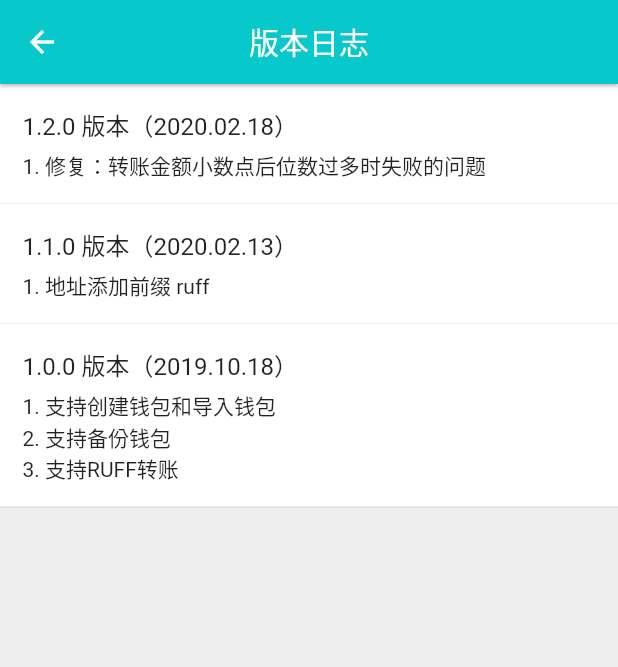
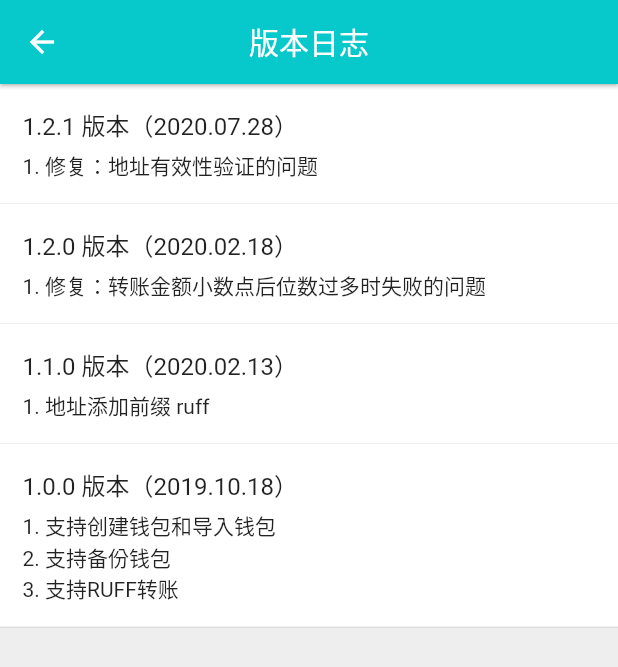
Before and after one commit to ruffchain/wallt-app, a Flutter app: the VersionLogPage screen opened by its route, on a phone screen of 412 x 824 dp. Shown: the top 667 px of the screen. Run offline on Flutter 3.47's test engine with Material 2 defaults, Android fonts, the phone set to English and light mode, and no system bars; our stand-ins replace date_format, hex, package_info, pub_semver, qr_flutter, shared_preferences; missing offline and left inert: barcode_scan, bip32, bip39, flutter_inappbrowser, flutter_webview_plugin; accounts and stored records are empty; statements that could not run were skipped.

Commit message:
update version 1.2.1

```diff
--- a/lib/pages/mine/version_log.dart
+++ b/lib/pages/mine/version_log.dart
@@ -18,6 +18,12 @@ class _VersionLogPageState extends State<VersionLogPage> {
       body: SingleChildScrollView(
         child: Column(
           children: <Widget>[
+            _buildLogRow(
+              '1.2.1 版本（2020.07.28）',
+              [
+                '修复：地址有效性验证的问题',
+              ],
+            ),
             _buildLogRow(
               '1.2.0 版本（2020.02.18）',
               [
--- a/pubspec.yaml
+++ b/pubspec.yaml
@@ -11,7 +11,7 @@ description: A new Flutter project.
 # In iOS, build-name is used as CFBundleShortVersionString while build-number used as CFBundleVersion.
 # Read more about iOS versioning at
 # https://developer.apple.com/library/archive/documentation/General/Reference/InfoPlistKeyReference/Articles/CoreFoundationKeys.html
-version: 1.2.0+10
+version: 1.2.1+1
 
 environment:
   sdk: ">=2.3.0 <3.0.0"
```
